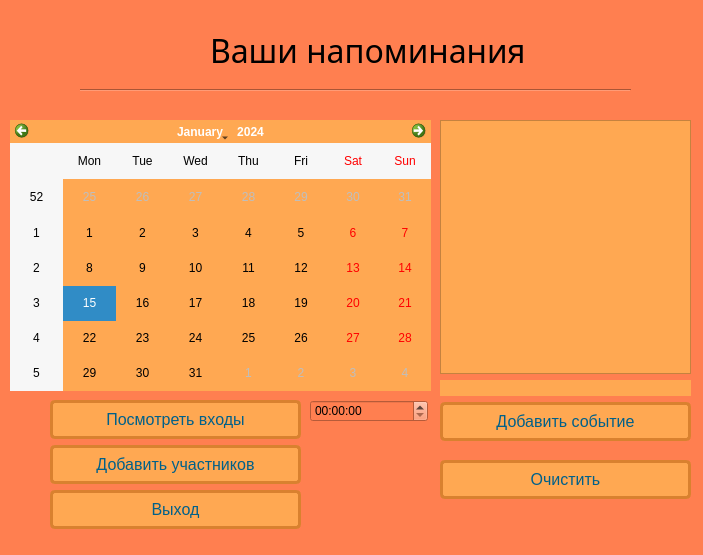
Before: the Qt Designer form main.ui in VeePeeKay/noteboard, drawn with Qt 5.
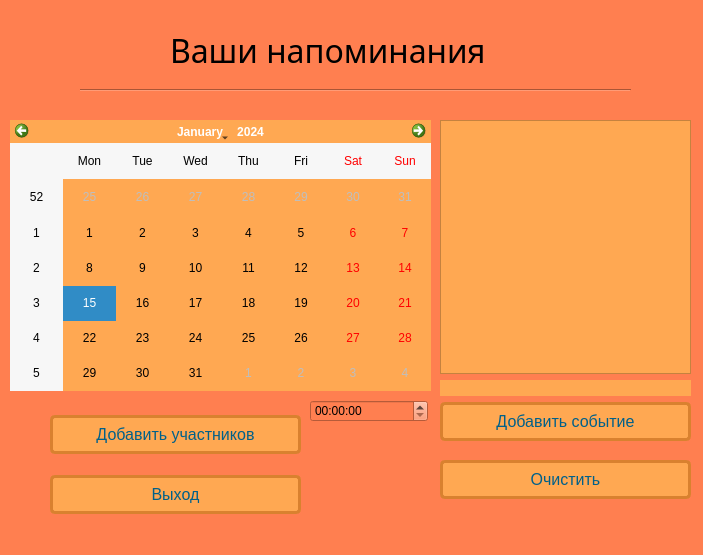
After: the same form once the commit is applied.

The edit to the form file:
```diff
--- a/main.ui
+++ b/main.ui
@@ -25,7 +25,7 @@
   <widget class="QLabel" name="label">
    <property name="geometry">
     <rect>
-     <x>210</x>
+     <x>170</x>
      <y>20</y>
      <width>471</width>
      <height>61</height>
@@ -64,30 +64,6 @@
     </rect>
    </property>
    <layout class="QVBoxLayout" name="verticalLayout">
-    <item>
-     <widget class="QPushButton" name="checkLogButt">
-      <property name="enabled">
-       <bool>true</bool>
-      </property>
-      <property name="styleSheet">
-       <string notr="true"> display: inline-block;
-    text-decoration: none;
-    background-color: #ffa852;
-    color: #006089;
-    border: 3px solid #d9812f;
-    border-radius: 5px;
-    font-size: 16px;
-    padding: 7px 10px; 
-    transition: all 0.8s ease;</string>
-      </property>
-      <property name="text">
-       <string>Посмотреть входы</string>
-      </property>
-      <property name="default">
-       <bool>false</bool>
-      </property>
-     </widget>
-    </item>
     <item>
      <widget class="QPushButton" name="addRememberButt">
       <property name="styleSheet">
```
